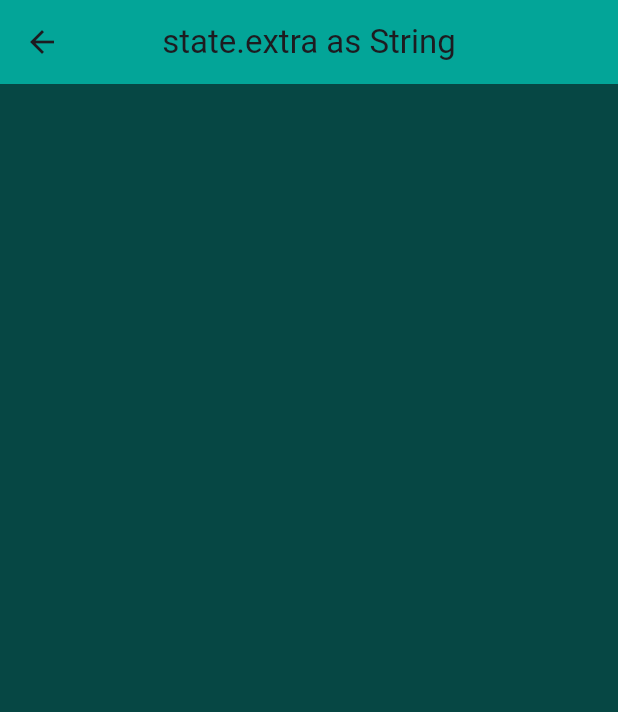
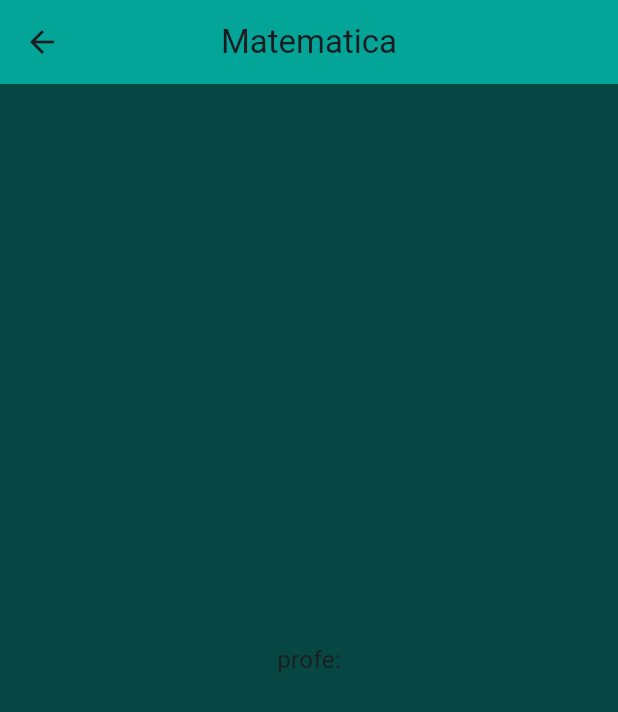
Before and after one commit to FelipeSalaa/DAP-FELIPE-SALA, a Flutter app: the HomeScreen screen opened by its route, after a tap on "Matematica", on a phone screen of 412 x 824 dp. Shown: the top 712 px of the screen. Run offline on Flutter 3.47's test engine with Material 3 defaults, Android fonts, the phone set to English and light mode, and no system bars; our stand-ins replace go_router.

Commit message:
fixed detail

```diff
--- a/Tp_pantallas/lib/core/app_router.dart
+++ b/Tp_pantallas/lib/core/app_router.dart
@@ -1,3 +1,4 @@
+import 'package:clase18_4/core/entities.dart';
 import 'package:clase18_4/presentation/Screens/detail_screen.dart';
 import 'package:clase18_4/presentation/Screens/home_screen.dart';
 import 'package:clase18_4/presentation/Screens/login_screen.dart';
@@ -20,7 +21,7 @@ final appRouter = GoRouter(
     GoRoute(
       path: '/detail',
       name: DetailScreen.name,
-      builder: (context, state) => DetailScreen(nombre: 'state.extra as String', description: 'state.extra as String',),
+      builder: (context, state) => DetailScreen(materia: state.extra as Materia),
     ),
   ],
 );
--- a/Tp_pantallas/lib/presentation/Screens/detail_screen.dart
+++ b/Tp_pantallas/lib/presentation/Screens/detail_screen.dart
@@ -1,28 +1,34 @@
 // ignore_for_file: unused_import
+import 'package:clase18_4/core/entities.dart';
+import 'package:flutter/animation.dart';
+import 'package:flutter/rendering.dart';
+import 'package:flutter/widgets.dart';
 import 'home_screen.dart';
+import 'package:go_router/go_router.dart';
 import 'package:flutter/material.dart';
-import 'package:go_router/go_router.dart';
-import 'package:clase18_4/core/data/data_materias.dart';
 
 // ignore: must_be_immutable
 class DetailScreen extends StatelessWidget {
   static const String name = 'detail';
-  String nombre;
-  String description;
-  DetailScreen({super.key, required this.nombre, required this.description});
+  Materia materia;
+  DetailScreen({super.key, required this.materia});
 
   @override
   Widget build(BuildContext context) {
     return Scaffold(
       backgroundColor: const Color.fromARGB(255, 6, 71, 68),
       appBar: AppBar(
-        title: Text(nombre),
+        title: Text(materia.name),
         centerTitle: true,
         backgroundColor: const Color.fromARGB(139, 0, 243, 223),
       ),
-      body: Center(
-      //  child:
-              ),
+      body: const Center(
+        child: Text(
+          'profe:',
+          selectionColor: Color.fromARGB(255, 255, 0, 0),
+          style: TextStyle(fontSize: 16),
+        ),
+      ),
     );
   }
 }
--- a/Tp_pantallas/lib/presentation/Screens/home_screen.dart
+++ b/Tp_pantallas/lib/presentation/Screens/home_screen.dart
@@ -39,8 +39,7 @@ class HomeScreen extends StatelessWidget {
                   title: Text(materia.name),
                   subtitle: Text(materia.description),
                   onTap: () {
-                    context.pushNamed(DetailScreen.name,
-                        extra: {materia.name, materia.description});
+                    context.pushNamed(DetailScreen.name, extra: materia);
                   },
                 ),
               );
```
Also changed, not shown: Tp_pantallas/pubspec.lock.
